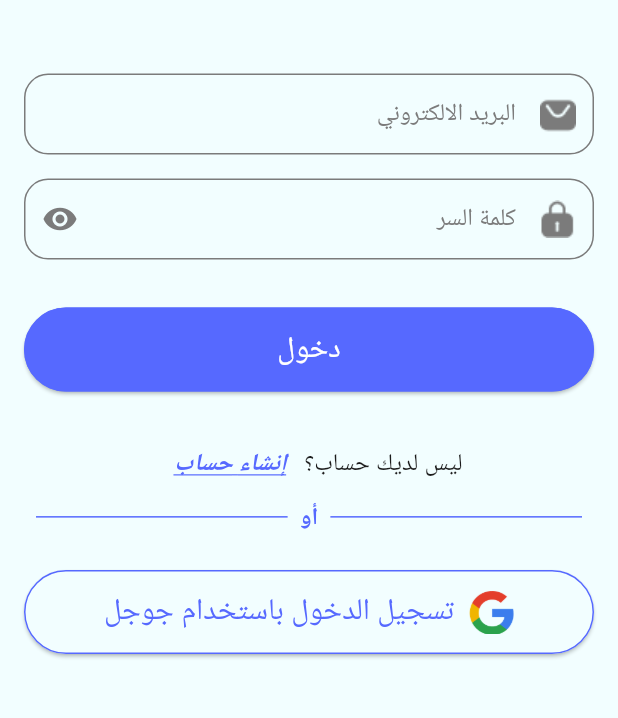
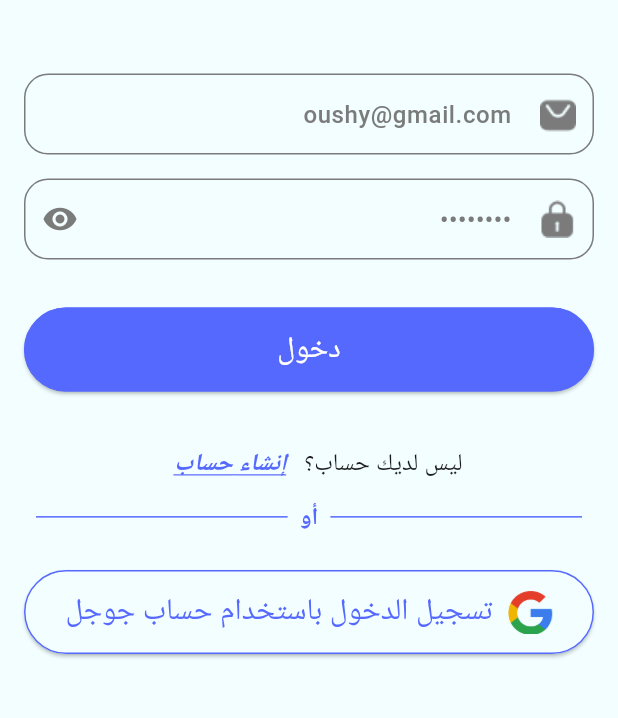
Before and after one commit to EsteshhadMohammed36/Evently, a Flutter app: the screen it shows after launch, on a phone screen of 412 x 824 dp, the part 371-1089 px from its top. Run offline on Flutter 3.47's test engine with Material 3 defaults, Android fonts, the phone set to English and light mode, and no system bars; our stand-ins replace cloud_firestore, firebase_auth, firebase_core, shared_preferences; accounts and stored records are empty; generated files the repository leaves out were written again.

Commit message:
Applying Shared Prefrences on Theming and Localization.

```diff
--- a/lib/auth/screens/login_screen.dart
+++ b/lib/auth/screens/login_screen.dart
@@ -19,8 +19,10 @@ class LoginScreen extends StatefulWidget {
 }
 
 class _LoginScreenState extends State<LoginScreen> {
-  TextEditingController emailController = TextEditingController();
-  TextEditingController passwordController = TextEditingController();
+  TextEditingController emailController =
+      TextEditingController(text: "oushy@gmail.com");
+  TextEditingController passwordController =
+      TextEditingController(text: "12345678");
 
   var formKey = GlobalKey<FormState>();
 
--- a/lib/l10n/intl_ar.arb
+++ b/lib/l10n/intl_ar.arb
@@ -2,7 +2,7 @@
   "login": "دخول",
   "register": "إنشاء حساب",
   "createAccount": "إنشاء حساب",
-  "loginWithGoogle": "تسجيل الدخول باستخدام جوجل",
+  "loginWithGoogle": "تسجيل الدخول باستخدام حساب جوجل",
   "name": "الاسم",
   "email": "البريد الالكتروني",
   "password": "كلمة السر",
--- a/lib/main.dart
+++ b/lib/main.dart
@@ -10,6 +10,7 @@ import 'package:firebase_core/firebase_core.dart';
 import 'package:flutter/material.dart';
 import 'package:flutter_gen/gen_l10n/app_localizations.dart';
 import 'package:provider/provider.dart';
+import 'package:shared_preferences/shared_preferences.dart';
 
 import 'app_theme.dart';
 
@@ -29,11 +30,14 @@ Future<void> main() async {
 }
 
 class MyApp extends StatelessWidget {
-  const MyApp({super.key});
-
+  late ThemingProvider themingProvider;
+  late L10nProvider l10nProvider;
   // This widget is the root of your application.
   @override
   Widget build(BuildContext context) {
+    themingProvider = Provider.of<ThemingProvider>(context);
+    l10nProvider = Provider.of<L10nProvider>(context);
+    initSharedPrefs();
     return MaterialApp(
       debugShowCheckedModeBanner: false,
       routes: {
@@ -47,8 +51,24 @@ class MyApp extends StatelessWidget {
       initialRoute: LoginScreen.routeName,
       theme: AppTheme.light,
       darkTheme: AppTheme.dark,
-      themeMode: Provider.of<ThemingProvider>(context).theme,
-      locale: Locale(Provider.of<L10nProvider>(context).languageCode),
+      themeMode: themingProvider.theme,
+      locale: Locale(l10nProvider.languageCode),
     );
   }
+
+  Future<void> initSharedPrefs() async {
+    //1- create sharedPrefs Object
+    final prefs = await SharedPreferences.getInstance();
+    //2- get values (which is set in providers) in variables
+    //language
+    String? language = prefs.getString("language");
+    //3- apply chose language in app by provider
+    if (language != null) l10nProvider.changeLanguage(language);
+    //theme mode
+    bool? isDark = prefs.getBool("isDark");
+    //3- apply chosen theme in app by provider
+    if (isDark == true)
+      themingProvider.changeTheme(ThemeMode.dark);
+    else if (isDark == false) themingProvider.changeTheme(ThemeMode.light);
+  }
 }
--- a/pubspec.yaml
+++ b/pubspec.yaml
@@ -30,7 +30,6 @@ environment:
 dependencies:
   flutter:
     sdk: flutter
-  intl: ^0.18.1
   firebase_core: ^3.4.0
 
 
@@ -41,6 +40,7 @@ dependencies:
   provider: ^6.1.2
   firebase_auth: ^5.2.0
   flutter_localization: ^0.2.1
+  shared_preferences: ^2.2.3
 
 dev_dependencies:
   flutter_test:
```
Also changed, not shown: lib/providers/l10n_provider.dart (+7 -1 lines), lib/providers/theming_provider.dart (+7 -1 lines), pubspec.lock, 1 other file.
